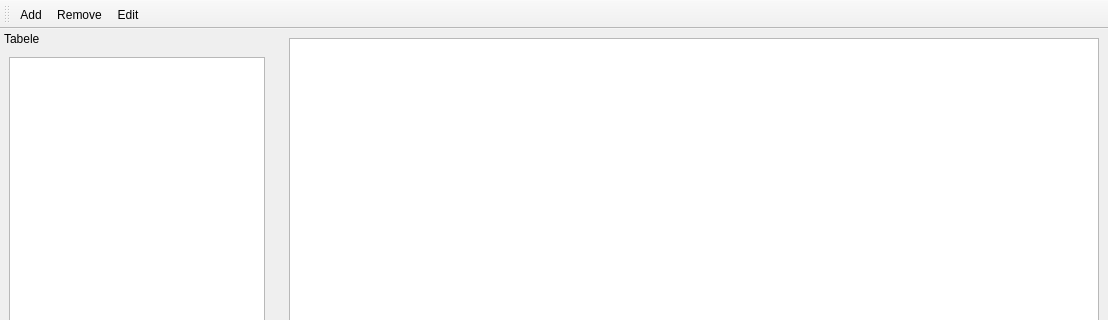
Qt form application/gui/mainwindow.ui (Ztrk/database-project) before a commit; both pictures show x 0 to 1108 and y 0 to 320 of the 1108 by 646 pixel window.
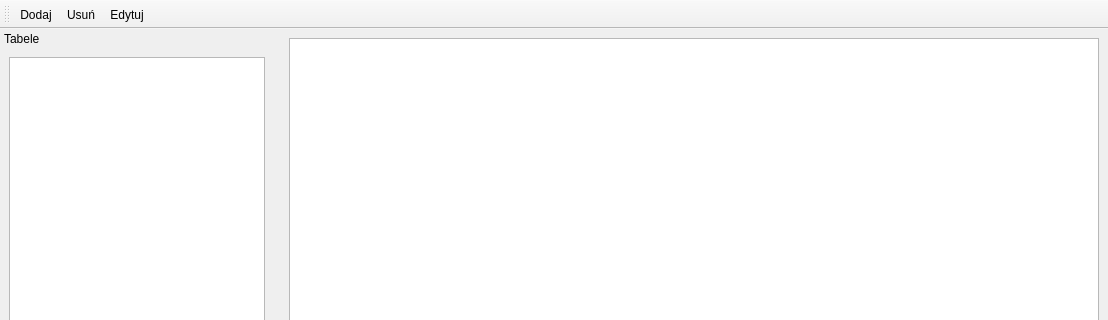
The same form after that commit.

Commit message: Add gui for adding objects to catalogues

Diff of the .ui file:
```diff
--- a/application/gui/mainwindow.ui
+++ b/application/gui/mainwindow.ui
@@ -99,17 +99,23 @@
   </widget>
   <action name="action_add">
    <property name="text">
-    <string>Add</string>
+    <string>Dodaj</string>
+   </property>
+   <property name="toolTip">
+    <string>Dodaj</string>
    </property>
   </action>
   <action name="action_remove">
    <property name="text">
-    <string>Remove</string>
+    <string>Usuń</string>
+   </property>
+   <property name="toolTip">
+    <string>Usuń</string>
    </property>
   </action>
   <action name="action_edit">
    <property name="text">
-    <string>Edit</string>
+    <string>Edytuj</string>
    </property>
   </action>
  </widget>
```
The commit also changes 4 other files.
